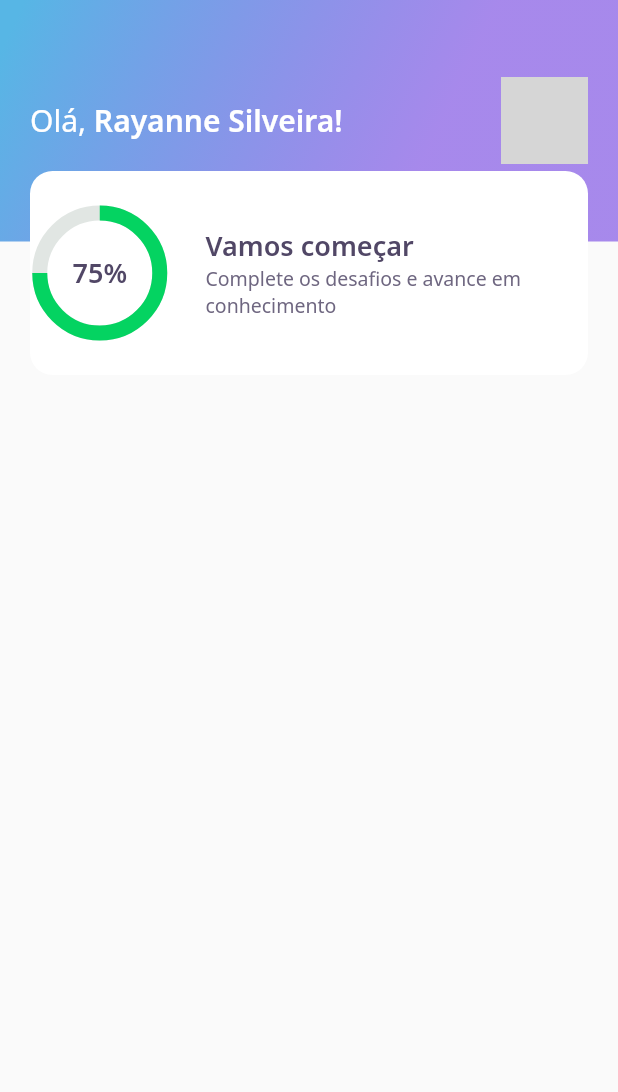
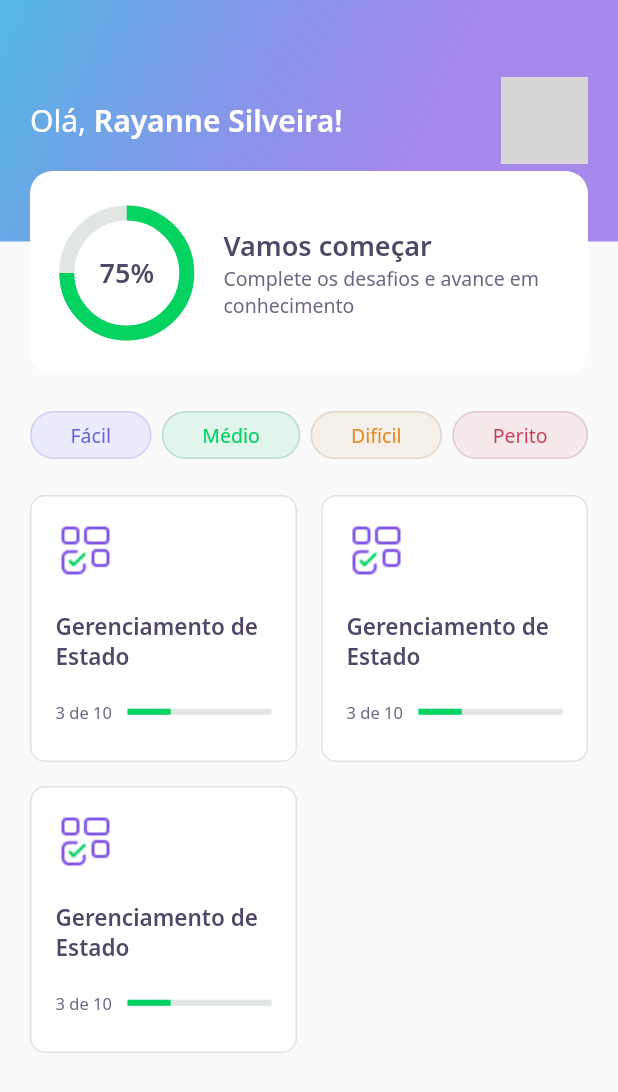
Before and after one commit to rayannesilveira/nlw05, a Flutter app: the HomePage screen opened directly, on a phone screen of 412 x 824 dp. Shown: the top 1092 px of the screen. Run offline on Flutter 3.47's test engine with Material 2 defaults, Android fonts, the phone set to English and light mode, and no system bars; our stand-ins replace google_fonts; network calls fail; grey boxes are pictures that could not be loaded.

Commit message:
feat(): aula 02

```diff
--- a/lib/core/app_widget.dart
+++ b/lib/core/app_widget.dart
@@ -1,3 +1,4 @@
+import 'package:DevQuiz/challenge/challenge_page.dart';
 import 'package:DevQuiz/home/home_page.dart';
 import 'package:flutter/material.dart';
 
@@ -6,7 +7,7 @@ class AppWidget extends StatelessWidget {
   Widget build(BuildContext context) {
     return MaterialApp(
       title: "DevQuiz",
-      home: HomePage(),
+      home: ChallengePage(),
     );
   }
 }
--- a/lib/home/home_page.dart
+++ b/lib/home/home_page.dart
@@ -1,4 +1,6 @@
 import 'package:DevQuiz/home/widgets/appbar/app_bar_widget.dart';
+import 'package:DevQuiz/home/widgets/level_button/level_button_widget.dart';
+import 'package:DevQuiz/home/widgets/quiz_card/quiz_card_widget.dart';
 import 'package:flutter/material.dart';
 
 class HomePage extends StatefulWidget {
@@ -13,6 +15,43 @@ class _HomePageState extends State<HomePage> {
   Widget build(BuildContext context) {
     return Scaffold(
       appBar: AppBarWidget(),
+      body: Padding(
+        padding: const EdgeInsets.symmetric(horizontal: 20),
+        child: Column(
+          children: [
+            SizedBox(
+              height: 24,
+            ),
+            Row(
+              mainAxisAlignment: MainAxisAlignment.spaceBetween,
+              children: [
+                LevelButtonWidget(
+                  label: "Fácil",
+                ),
+                LevelButtonWidget(
+                  label: "Médio",
+                ),
+                LevelButtonWidget(
+                  label: "Difícil",
+                ),
+                LevelButtonWidget(
+                  label: "Perito",
+                ),
+              ],
+            ),
+            SizedBox(
+              height: 24,
+            ),
+            Expanded(
+                child: GridView.count(
+              crossAxisCount: 2,
+              mainAxisSpacing: 16,
+              crossAxisSpacing: 16,
+              children: [QuizCardWidget(), QuizCardWidget(), QuizCardWidget()],
+            ))
+          ],
+        ),
+      ),
     );
   }
 }
--- /dev/null
+++ b/lib/home/widgets/level_button/level_button_widget.dart
@@ -0,0 +1,51 @@
+import 'package:DevQuiz/core/core.dart';
+import 'package:flutter/material.dart';
+import 'package:google_fonts/google_fonts.dart';
+
+class LevelButtonWidget extends StatelessWidget {
+  final String label;
+  LevelButtonWidget({Key? key, required this.label}) : assert(["Fácil", "Médio", "Difícil", "Perito"].contains(label)), super(key: key);
+
+  final config = {
+    "Fácil": {
+      "color": AppColors.levelButtonFacil,
+      "borderColor": AppColors.levelButtonBorderFacil,
+      "fontColor": AppColors.levelButtonTextFacil
+    },
+    "Médio": {
+      "color": AppColors.levelButtonMedio,
+      "borderColor": AppColors.levelButtonBorderMedio,
+      "fontColor": AppColors.levelButtonTextMedio
+    },
+    "Difícil": {
+      "color": AppColors.levelButtonDificil,
+      "borderColor": AppColors.levelButtonBorderDificil,
+      "fontColor": AppColors.levelButtonTextDificil
+    },
+    "Perito": {
+      "color": AppColors.levelButtonPerito,
+      "borderColor": AppColors.levelButtonBorderPerito,
+      "fontColor": AppColors.levelButtonTextPerito
+    }
+  };
+
+  Color get color => config[label]!['color']!;
+  Color get borderColor => config[label]!['borderColor']!;
+  Color get fontColor => config[label]!['fontColor']!;
+
+  @override
+  Widget build(BuildContext context) {
+    return Container(
+      decoration: BoxDecoration(
+        border: Border.fromBorderSide(BorderSide(color: borderColor)),
+        borderRadius: BorderRadius.circular(28),
+        color: color,
+
+      ),
+      child: Padding(
+        padding: const EdgeInsets.symmetric(horizontal: 26, vertical: 6),
+        child: Text(label, style: GoogleFonts.notoSans(color: fontColor, fontSize: 13 ),),
+      ),
+    );
+  }
+}
--- /dev/null
+++ b/lib/home/widgets/quiz_card/quiz_card_widget.dart
@@ -0,0 +1,49 @@
+import 'package:DevQuiz/core/core.dart';
+import 'package:DevQuiz/shared/widgets/progress_indicator/progress_indicator_widget.dart';
+import 'package:flutter/material.dart';
+
+class QuizCardWidget extends StatelessWidget {
+  const QuizCardWidget({Key? key}) : super(key: key);
+
+  @override
+  Widget build(BuildContext context) {
+    return Container(
+      padding: EdgeInsets.all(16),
+      decoration: BoxDecoration(
+          border: Border.fromBorderSide(BorderSide(color: AppColors.border)),
+          color: AppColors.white,
+          borderRadius: BorderRadius.circular(10)),
+      child: Column(
+        crossAxisAlignment: CrossAxisAlignment.start,
+        children: [
+          Container(
+              width: 40, height: 40, child: Image.asset(AppImages.blocks)),
+          SizedBox(
+            height: 20,
+          ),
+          Text(
+            "Gerenciamento de Estado",
+            style: AppTextStyles.heading15,
+          ),
+          SizedBox(
+            height: 20,
+          ),
+          Row(
+            children: [
+              Expanded(
+                  flex: 2,
+                  child: Text(
+                    "3 de 10",
+                    style: AppTextStyles.body11,
+                  )),
+              Expanded(
+                flex: 4,
+                child: ProgressIndicatorWidget(value: 0.3)
+              )
+            ],
+          )
+        ],
+      ),
+    );
+  }
+}
--- a/lib/home/widgets/score_card/score_card_widget.dart
+++ b/lib/home/widgets/score_card/score_card_widget.dart
@@ -15,7 +15,10 @@ class ScoreCardWidget extends StatelessWidget {
           color: AppColors.white,
           borderRadius: BorderRadius.circular(15)
           ),
+        child: Padding(
+          padding: const EdgeInsets.symmetric(horizontal: 24.0),
           child: Row(
+            mainAxisAlignment: MainAxisAlignment.center,
             crossAxisAlignment: CrossAxisAlignment.center,
             children: [
               Expanded(
@@ -39,6 +42,7 @@ class ScoreCardWidget extends StatelessWidget {
             ],
           ),
         ),
+      ),
     );
   }
 }
--- /dev/null
+++ b/lib/shared/widgets/progress_indicator/progress_indicator_widget.dart
@@ -0,0 +1,16 @@
+import 'package:DevQuiz/core/core.dart';
+import 'package:flutter/material.dart';
+
+class ProgressIndicatorWidget extends StatelessWidget {
+  final double value;
+  const ProgressIndicatorWidget({Key? key, required this.value}) : super(key: key);
+
+
+  @override
+  Widget build(BuildContext context) {
+    return LinearProgressIndicator(
+        value: value,
+        backgroundColor: AppColors.chartSecondary,
+        valueColor: AlwaysStoppedAnimation<Color>(AppColors.chartPrimary));
+  }
+}
```
Also changed, not shown: lib/challenge/challenge_page.dart (added, +25 -0 lines), lib/challenge/widgets/answer/answer_widget.dart (added, +62 -0 lines), lib/challenge/widgets/question_indicator/question_indicator_widget.dart (added, +27 -0 lines), lib/challenge/widgets/quiz/quiz_widget.dart (added, +39 -0 lines). Lines whose indentation alone changed are shown as unchanged.
